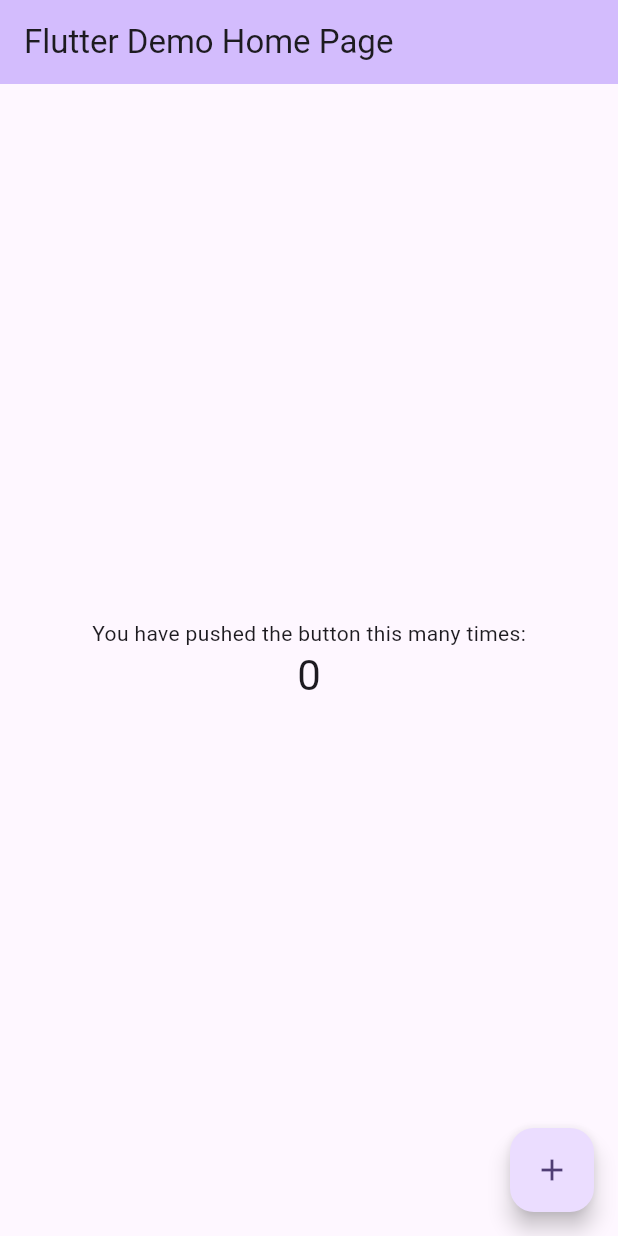
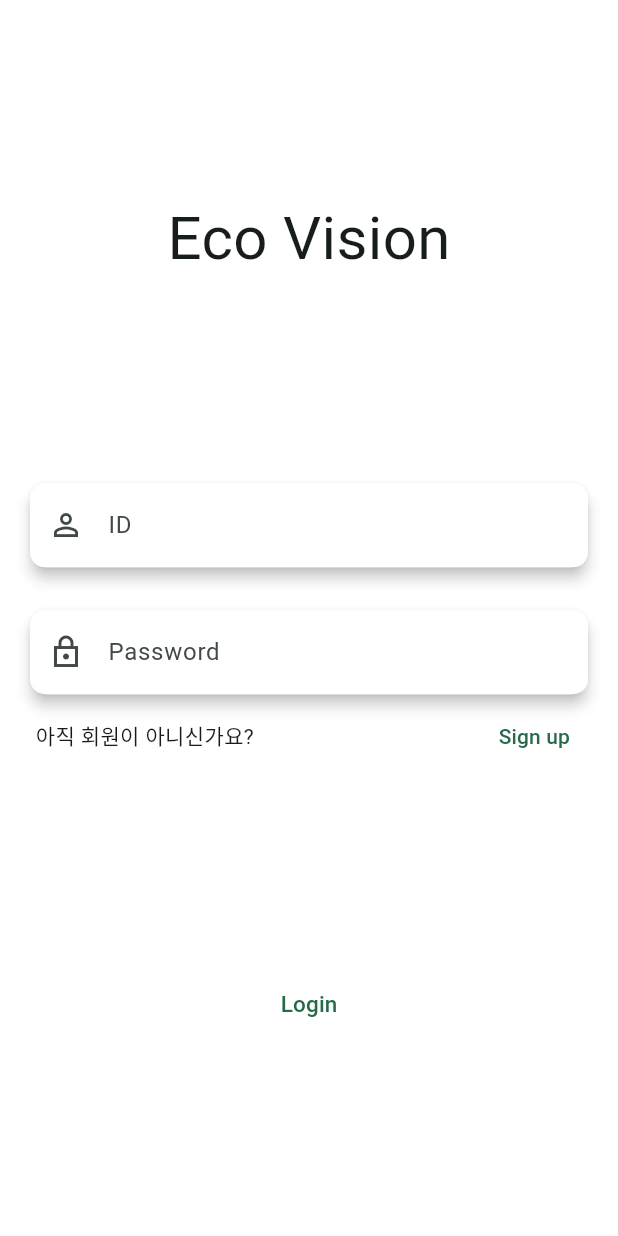
Before and after one commit to KW-EcoVision/ecovision-mobile, a Flutter app: the screen it shows after launch, on a phone screen of 412 x 824 dp. Run offline on Flutter 3.47's test engine with Material 3 defaults, Android fonts, the phone set to English and light mode, and no system bars.

Commit message:
feat : 로그인 화면 템플릿 구현

```diff
--- /dev/null
+++ b/devtools_options.yaml
@@ -0,0 +1,3 @@
+description: This file stores settings for Dart & Flutter DevTools.
+documentation: https://docs.flutter.dev/tools/devtools/extensions#configure-extension-enablement-states
+extensions:
--- a/lib/main.dart
+++ b/lib/main.dart
@@ -1,3 +1,4 @@
+import 'package:eco_vision/view/page/LoginPage.dart';
 import 'package:flutter/material.dart';
 
 void main() {
@@ -11,115 +12,11 @@ class MyApp extends StatelessWidget {
   @override
   Widget build(BuildContext context) {
     return MaterialApp(
-      title: 'Flutter Demo',
       theme: ThemeData(
-        // This is the theme of your application.
-        //
-        // TRY THIS: Try running your application with "flutter run". You'll see
-        // the application has a purple toolbar. Then, without quitting the app,
-        // try changing the seedColor in the colorScheme below to Colors.green
-        // and then invoke "hot reload" (save your changes or press the "hot
-        // reload" button in a Flutter-supported IDE, or press "r" if you used
-        // the command line to start the app).
-        //
-        // Notice that the counter didn't reset back to zero; the application
-        // state is not lost during the reload. To reset the state, use hot
-        // restart instead.
-        //
-        // This works for code too, not just values: Most code changes can be
-        // tested with just a hot reload.
-        colorScheme: ColorScheme.fromSeed(seedColor: Colors.deepPurple),
-        useMaterial3: true,
+        colorScheme: ColorScheme.fromSeed(seedColor: Colors.greenAccent),
       ),
-      home: const MyHomePage(title: 'Flutter Demo Home Page'),
+      title: 'Eco Vision',
+      home: const LoginPage(),
     );
   }
 }
-
-class MyHomePage extends StatefulWidget {
-  const MyHomePage({super.key, required this.title});
-
-  // This widget is the home page of your application. It is stateful, meaning
-  // that it has a State object (defined below) that contains fields that affect
-  // how it looks.
-
-  // This class is the configuration for the state. It holds the values (in this
-  // case the title) provided by the parent (in this case the App widget) and
-  // used by the build method of the State. Fields in a Widget subclass are
-  // always marked "final".
-
-  final String title;
-
-  @override
-  State<MyHomePage> createState() => _MyHomePageState();
-}
-
-class _MyHomePageState extends State<MyHomePage> {
-  int _counter = 0;
-
-  void _incrementCounter() {
-    setState(() {
-      // This call to setState tells the Flutter framework that something has
-      // changed in this State, which causes it to rerun the build method below
-      // so that the display can reflect the updated values. If we changed
-      // _counter without calling setState(), then the build method would not be
-      // called again, and so nothing would appear to happen.
-      _counter++;
-    });
-  }
-
-  @override
-  Widget build(BuildContext context) {
-    // This method is rerun every time setState is called, for instance as done
-    // by the _incrementCounter method above.
-    //
-    // The Flutter framework has been optimized to make rerunning build methods
-    // fast, so that you can just rebuild anything that needs updating rather
-    // than having to individually change instances of widgets.
-    return Scaffold(
-      appBar: AppBar(
-        // TRY THIS: Try changing the color here to a specific color (to
-        // Colors.amber, perhaps?) and trigger a hot reload to see the AppBar
-        // change color while the other colors stay the same.
-        backgroundColor: Theme.of(context).colorScheme.inversePrimary,
-        // Here we take the value from the MyHomePage object that was created by
-        // the App.build method, and use it to set our appbar title.
-        title: Text(widget.title),
-      ),
-      body: Center(
-        // Center is a layout widget. It takes a single child and positions it
-        // in the middle of the parent.
-        child: Column(
-          // Column is also a layout widget. It takes a list of children and
-          // arranges them vertically. By default, it sizes itself to fit its
-          // children horizontally, and tries to be as tall as its parent.
-          //
-          // Column has various properties to control how it sizes itself and
-          // how it positions its children. Here we use mainAxisAlignment to
-          // center the children vertically; the main axis here is the vertical
-          // axis because Columns are vertical (the cross axis would be
-          // horizontal).
-          //
-          // TRY THIS: Invoke "debug painting" (choose the "Toggle Debug Paint"
-          // action in the IDE, or press "p" in the console), to see the
-          // wireframe for each widget.
-          mainAxisAlignment: MainAxisAlignment.center,
-          children: <Widget>[
-            const Text(
-              'You have pushed the button this many times:',
-            ),
-            Text(
-              '$_counter',
-              style: Theme.of(context).textTheme.headlineMedium,
-            ),
-          ],
-        ),
-      ),
-      floatingActionButton: FloatingActionButton(
-        onPressed: _incrementCounter,
-        tooltip: 'Increment',
-        child: const Icon(Icons.add),
-      ), // This trailing comma makes auto-formatting nicer for build methods.
-    );
-  }
-}
--- /dev/null
+++ b/lib/view/const/EcoVisionColor.dart
@@ -0,0 +1,7 @@
+import 'package:flutter/material.dart';
+
+class EcoVisionColor {
+  static Color white = const Color(0xFFFFFFFF);
+  static Color pastelGreen = const Color(0xFFC4E6C3);
+  static Color neonGreen = const Color(0xFF57E55A);
+}
--- /dev/null
+++ b/lib/view/page/LoginPage.dart
@@ -0,0 +1,83 @@
+import 'package:eco_vision/view/page/SignupPage.dart';
+import 'package:eco_vision/view/widget/EcoTextField.dart';
+import 'package:flutter/material.dart';
+
+class LoginPage extends StatefulWidget {
+  const LoginPage({super.key});
+
+  @override
+  State<LoginPage> createState() => _LoginPageState();
+}
+
+class _LoginPageState extends State<LoginPage> {
+  @override
+  Widget build(BuildContext context) {
+    return Scaffold(
+      backgroundColor: Colors.white,
+      body: Center(
+        child: Column(
+          mainAxisAlignment: MainAxisAlignment.spaceEvenly,
+          children: [
+            const Center(
+              child: Text(
+                'Eco Vision',
+                style: TextStyle(fontSize: 40),
+              ),
+            ),
+            Center(
+                child: Column(
+              mainAxisAlignment: MainAxisAlignment.center,
+              children: [
+                EcoTextField(
+                    prefixIcon: const Icon(Icons.person_outline_sharp),
+                    labelText: 'ID',
+                    width: MediaQuery.of(context).size.width - 32,
+                    height: MediaQuery.of(context).size.height / 10,
+                    radius: 10,
+                    isPassword: false),
+                SizedBox(
+                  height: MediaQuery.of(context).size.height / 40,
+                ),
+                EcoTextField(
+                    prefixIcon: const Icon(Icons.lock_outline_sharp),
+                    labelText: 'Password',
+                    width: MediaQuery.of(context).size.width - 32,
+                    height: MediaQuery.of(context).size.height / 10,
+                    radius: 10,
+                    isPassword: true),
+                // SizedBox(
+                // height: MediaQuery.of(context).size.height / 100,
+                // child:
+                SizedBox(
+                  width: MediaQuery.of(context).size.width - 40,
+                  child: Row(
+                    children: [
+                      const Text(' 아직 회원이 아니신가요?'),
+                      const Expanded(child: SizedBox()),
+                      TextButton(
+                          onPressed: () {
+                            Navigator.push(
+                                context,
+                                MaterialPageRoute(
+                                    builder: (context) => SignupPage()));
+                          },
+                          child: const Text('Sign up'))
+                    ],
+                    // ),
+                  ),
+                ),
+              ],
+            )),
+            Center(
+                child: TextButton(
+                    onPressed: () {},
+                    child: Text(
+                      'Login',
+                      style: TextStyle(fontSize: 15),
+                    )))
+          ],
+        ),
+      ),
+    );
+  }
+}
--- /dev/null
+++ b/lib/view/page/SignupPage.dart
@@ -0,0 +1,18 @@
+import 'package:flutter/material.dart';
+
+class SignupPage extends StatefulWidget {
+  const SignupPage({super.key});
+
+  @override
+  State<SignupPage> createState() => _SignupPageState();
+}
+
+class _SignupPageState extends State<SignupPage> {
+  @override
+  Widget build(BuildContext context) {
+    return const Scaffold(
+      backgroundColor: Colors.white,
+      body: Column(),
+    );
+  }
+}
--- /dev/null
+++ b/lib/view/widget/EcoTextField.dart
@@ -0,0 +1,58 @@
+import 'package:eco_vision/view/const/EcoVisionColor.dart';
+import 'package:flutter/material.dart';
+import 'package:flutter/widgets.dart';
+
+class EcoTextField extends StatefulWidget {
+  final double width;
+  final double height;
+  final bool isPassword;
+  final String? labelText;
+  final double radius;
+  final Icon? prefixIcon;
+
+  const EcoTextField(
+      {super.key,
+      required this.width,
+      required this.height,
+      required this.radius,
+      required this.isPassword,
+      this.prefixIcon,
+      this.labelText});
+
+  @override
+  State<EcoTextField> createState() => _EcoTextFeildState();
+}
+
+class _EcoTextFeildState extends State<EcoTextField> {
+  @override
+  Widget build(BuildContext context) {
+    return Container(
+      width: widget.width,
+      // height: widget.height,
+      decoration: BoxDecoration(
+        // color: Colors.white,
+        borderRadius: BorderRadius.circular(widget.radius),
+      ),
+      child: Card(
+        color: Colors.white,
+        elevation: 4,
+        child: TextField(
+            obscureText: widget.isPassword,
+            decoration: InputDecoration(
+              prefixIcon: widget.prefixIcon,
+              labelText: widget.labelText,
+              // fillColor: Colors.black,
+              focusedBorder: OutlineInputBorder(
+                borderRadius: BorderRadius.all(Radius.circular(widget.radius)),
+                borderSide:
+                    BorderSide(width: 1, color: EcoVisionColor.neonGreen),
+              ),
+              enabledBorder: OutlineInputBorder(
+                borderRadius: BorderRadius.all(Radius.circular(widget.radius)),
+                borderSide: BorderSide(width: 1, color: Colors.white),
+              ),
+            )),
+      ),
+    );
+  }
+}
--- a/pubspec.yaml
+++ b/pubspec.yaml
@@ -31,6 +31,9 @@ dependencies:
   flutter:
     sdk: flutter
 
+  provider: ^6.1.2
+  http: ^1.2.2
+  location: ^5.0.0
 
   # The following adds the Cupertino Icons font to your application.
   # Use with the CupertinoIcons class for iOS style icons.
```
Also changed, not shown: pubspec.lock, 12 other files.
